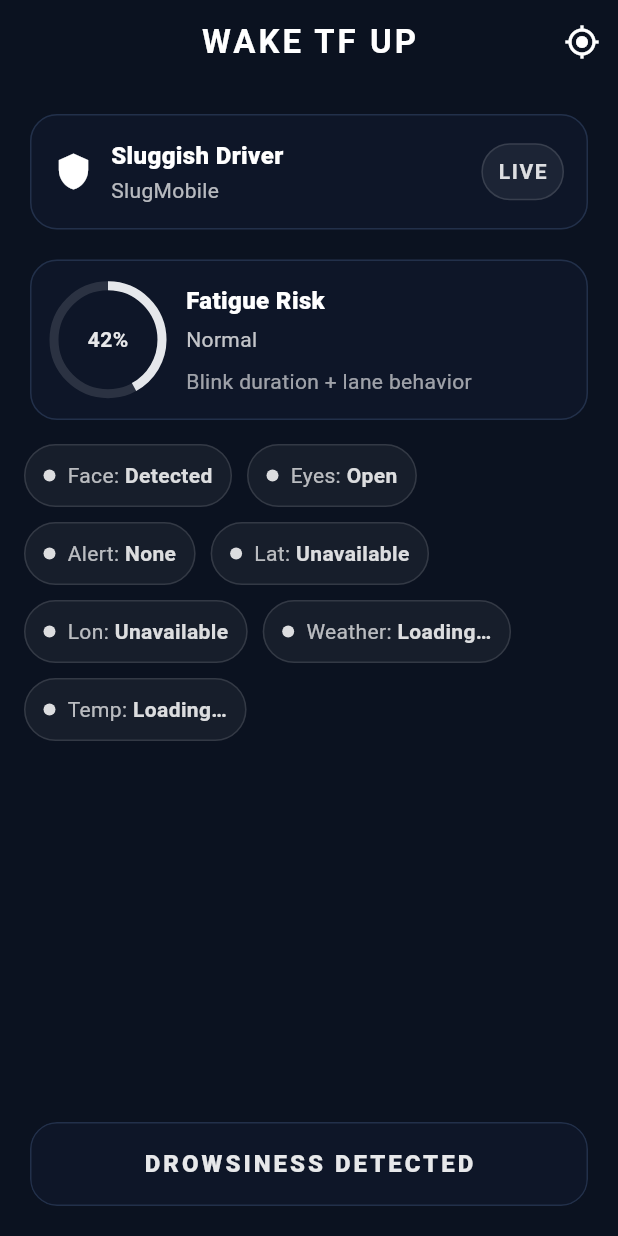
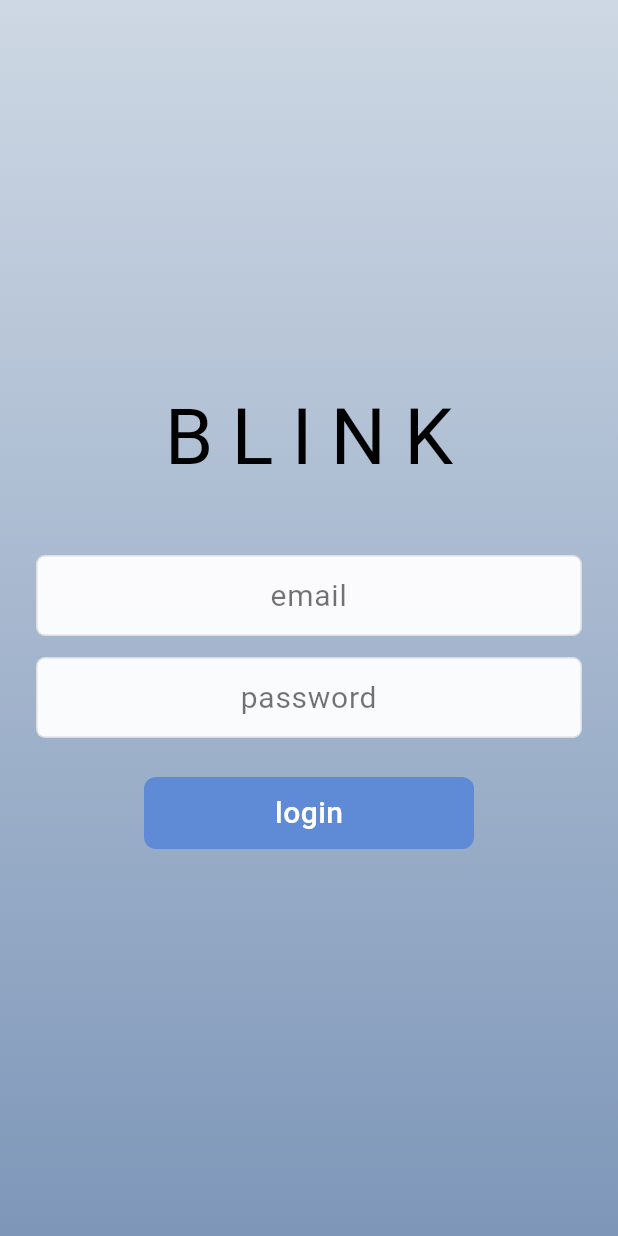
Before and after one commit to PJ-004/CSE123A-Group7-Project, a Flutter app: the screen it shows after launch, on a phone screen of 412 x 824 dp. Run offline on Flutter 3.47's test engine with Material 3 defaults, Android fonts, the phone set to English and light mode, and no system bars; our stand-ins replace geolocator, google_fonts, permission_handler; Roboto replaces fonts that are missing (Megrim).

Commit message:
add login screen and change up color scheme

```diff
--- a/frontend/drowsiness_guide/lib/app.dart
+++ b/frontend/drowsiness_guide/lib/app.dart
@@ -1,6 +1,7 @@
 import 'package:flutter/material.dart';
 import 'screens/live_monitor_screen.dart';
 import 'screens/drowsiness_detected_screen.dart';
+import 'screens/login_screen.dart';
 
 class DriverSafetyApp extends StatelessWidget {
   const DriverSafetyApp({super.key});
@@ -37,7 +38,8 @@ class DriverSafetyApp extends StatelessWidget {
         ),
       ),
       routes: {
-        '/': (context) => const LiveMonitorScreen(),
+        '/': (context) => const LoginScreen(),
+        '/dashboard': (context) => const LiveMonitorScreen(),
         '/drowsiness-detected': (context) => const DrowsinessDetectedScreen(),
       },
       initialRoute: '/',
--- a/frontend/drowsiness_guide/lib/screens/live_monitor_screen.dart
+++ b/frontend/drowsiness_guide/lib/screens/live_monitor_screen.dart
@@ -3,7 +3,15 @@ import 'package:geolocator/geolocator.dart';
 import '../services/weather_service.dart';
 import '../secrets.dart';
 
-Color _white(double opacity) => Colors.white.withAlpha((opacity * 255).round());
+
+Color _black(double opacity) => Colors.black.withAlpha((opacity * 255).round());
+
+const _accentBlue = Color(0xFF5E8AD6);
+const _bgTop = Color(0xFFCED8E4);
+const _bgBottom = Color(0xFF7E97B9);
+const _surface = Color(0xFFF7FAFF);
+const _border = Color(0x1A000000);
+
 
 class LiveMonitorScreen extends StatefulWidget {
   const LiveMonitorScreen({super.key});
@@ -16,6 +24,7 @@ class _LiveMonitorScreenState extends State<LiveMonitorScreen> {
   String? _latText;
   String? _lonText;
   String? _locErr;
+
   String? _weatherCondition;
   String? _tempText;
   String? _weatherErr;
@@ -27,8 +36,6 @@ class _LiveMonitorScreenState extends State<LiveMonitorScreen> {
     super.initState();
     _loadLocationOnce();
   }
-
-
 
   Future<void> _loadLocationOnce() async {
     try {
@@ -53,14 +60,13 @@ class _LiveMonitorScreenState extends State<LiveMonitorScreen> {
         _locErr = e.toString();
         _latText = null;
         _lonText = null;
-
         _weatherCondition = null;
         _tempText = null;
         _weatherErr = null;
+        _weatherLoading = false;
       });
     }
   }
-
 
   Future<void> _loadWeather(double lat, double lon) async {
     if (_weatherLoading) return;
@@ -92,42 +98,51 @@ class _LiveMonitorScreenState extends State<LiveMonitorScreen> {
     }
   }
 
-
-
-
   @override
   Widget build(BuildContext context) {
-
-    // ---- UI-only mock values (replace with real backend later) ----
-    const fatigueRisk = 42; // 0–100
-    const status = "Normal";
     const driverId = "Sluggish Driver";
     const vehicle = "SlugMobile";
+    const fatigueRisk = 42;
+    const status = "Normal";
 
     return Scaffold(
+      backgroundColor: _bgTop,
       appBar: AppBar(
+        backgroundColor: Colors.transparent,
+        elevation: 0,
+        centerTitle: true,
+        iconTheme: const IconThemeData(color: Colors.black),
         title: const Text(
-          'WAKE TF UP',
-          style: TextStyle(fontWeight: FontWeight.w600, letterSpacing: 2.0),
+          'blink',
+          style: TextStyle(
+            color: Colors.black,
+            fontWeight: FontWeight.w600,
+            letterSpacing: 2,
+          ),
         ),
         actions: [
           IconButton(
             onPressed: _loadLocationOnce,
-                icon: const Icon(Icons.my_location),
+            icon: const Icon(Icons.my_location, color: Colors.black),
           ),
         ],
       ),
-
-      body: Padding(
+      body: Container(
+        decoration: const BoxDecoration(
+          gradient: LinearGradient(
+            begin: Alignment.topCenter,
+            end: Alignment.bottomCenter,
+            colors: [_bgTop, _bgBottom],
+          ),
+        ),
+        child: Padding(
           padding: const EdgeInsets.all(16),
           child: ListView(
             children: [
               _HeaderCard(driverId: driverId, vehicle: vehicle),
               const SizedBox(height: 12),
-
               _RiskCard(value: fatigueRisk, label: status),
               const SizedBox(height: 12),
-
               Wrap(
                 spacing: 10,
                 runSpacing: 10,
@@ -153,27 +168,9 @@ class _LiveMonitorScreenState extends State<LiveMonitorScreen> {
                   ),
                 ],
               ),
-
-
-            const SizedBox(height: 12),
-
-            GridView.count(
-              shrinkWrap: true,
-              physics: const NeverScrollableScrollPhysics(),
-              crossAxisCount: 2,
-              crossAxisSpacing: 12,
-              mainAxisSpacing: 12,
-              childAspectRatio: 1.35,
-              children: const [
-                // _MetricCard(title: "Blink Rate", value: "18", unit: "blinks/min"),
-                // _MetricCard(title: "PERCLOS", value: "0.12", unit: "last 60s"),
-                // _MetricCard(title: "Lane Risk", value: "0.35", unit: "0–1"),
-                // _MetricCard(title: "Weather", value: "Clear", unit: "58°F"),
+              const SizedBox(height: 24),
             ],
           ),
-
-            const SizedBox(height: 20),
-          ],
         ),
       ),
       bottomNavigationBar: SafeArea(
@@ -181,21 +178,22 @@ class _LiveMonitorScreenState extends State<LiveMonitorScreen> {
         child: Padding(
           padding: const EdgeInsets.fromLTRB(16, 0, 16, 16),
           child: SizedBox(
-            height: 64,
-            child: Card(
-              clipBehavior: Clip.antiAlias,
+            height: 60,
+            child: Container(
+              decoration: BoxDecoration(
+                color: _accentBlue,
+                borderRadius: BorderRadius.circular(16),
+              ),
               child: InkWell(
-                onTap: () {
-                  Navigator.pushNamed(context, '/drowsiness-detected');
-                },
-                child: Center(
+                borderRadius: BorderRadius.circular(16),
+                onTap: () => Navigator.pushNamed(context, '/drowsiness-detected'),
+                child: const Center(
                   child: Text(
                     'DROWSINESS DETECTED',
                     style: TextStyle(
-                      fontSize: 16,
+                      color: Colors.white,
                       fontWeight: FontWeight.w800,
-                      letterSpacing: 2.0,
-                      color: _white(0.9),
+                      letterSpacing: 2,
                     ),
                   ),
                 ),
@@ -208,64 +206,70 @@ class _LiveMonitorScreenState extends State<LiveMonitorScreen> {
   }
 }
 
-//// ---------------------------------------------------------------------------
-//// Header Card
-//// ---------------------------------------------------------------------------
+// -------------------- Components --------------------
 
 class _HeaderCard extends StatelessWidget {
   final String driverId;
   final String vehicle;
 
-  const _HeaderCard({
-    required this.driverId,
-    required this.vehicle,
-  });
+  const _HeaderCard({required this.driverId, required this.vehicle});
 
   @override
   Widget build(BuildContext context) {
     return Card(
+      color: _surface,
+      elevation: 0,
+      shape: RoundedRectangleBorder(
+        borderRadius: BorderRadius.circular(18),
+        side: const BorderSide(color: _border),
+      ),
       child: Padding(
         padding: const EdgeInsets.all(16),
         child: Row(
           children: [
-            const Icon(Icons.shield, size: 26),
+            const Icon(Icons.shield, color: _accentBlue),
             const SizedBox(width: 12),
-
             Expanded(
               child: Column(
                 crossAxisAlignment: CrossAxisAlignment.start,
                 children: [
-                  Text(
-                    driverId,
-                    style: const TextStyle(
-                      fontSize: 16,
-                      fontWeight: FontWeight.w800,
+                  const Text(
+                    "Driver",
+                    style: TextStyle(
+                      color: Colors.black,
+                      fontSize: 12,
+                      fontWeight: FontWeight.w600,
+                      letterSpacing: 0.3,
                     ),
                   ),
                   const SizedBox(height: 2),
                   Text(
+                    driverId,
+                    style: const TextStyle(
+                      color: Colors.black,
+                      fontWeight: FontWeight.w700,
+                    ),
+                  ),
+                  const SizedBox(height: 6),
+                  Text(
                     vehicle,
-                    style: TextStyle(
-                      color: _white(0.7),
-                    ),
+                    style: TextStyle(color: _black(0.6)),
                   ),
                 ],
               ),
             ),
-
             Container(
-              padding: const EdgeInsets.symmetric(horizontal: 10, vertical: 8),
+              padding: const EdgeInsets.symmetric(horizontal: 10, vertical: 6),
               decoration: BoxDecoration(
-                color: _white(0.06),
+                color: _accentBlue.withOpacity(0.12),
                 borderRadius: BorderRadius.circular(999),
-                border: Border.all(color: _white(0.12)),
               ),
-              child: Text(
+              child: const Text(
                 "LIVE",
                 style: TextStyle(
-                  letterSpacing: 1.1,
+                  color: _accentBlue,
                   fontWeight: FontWeight.w700,
-                  color: _white(0.85),
+                  letterSpacing: 1,
                 ),
               ),
             ),
@@ -276,24 +280,23 @@ class _HeaderCard extends StatelessWidget {
   }
 }
 
-//// ---------------------------------------------------------------------------
-//// Fatigue Risk Card
-//// ---------------------------------------------------------------------------
-
 class _RiskCard extends StatelessWidget {
   final int value;
   final String label;
 
-  const _RiskCard({
-    required this.value,
-    required this.label,
-  });
+  const _RiskCard({required this.value, required this.label});
 
   @override
   Widget build(BuildContext context) {
     final v = value.clamp(0, 100);
 
     return Card(
+      color: _surface,
+      elevation: 0,
+      shape: RoundedRectangleBorder(
+        borderRadius: BorderRadius.circular(18),
+        side: const BorderSide(color: _border),
+      ),
       child: Padding(
         padding: const EdgeInsets.all(16),
         child: Row(
@@ -307,23 +310,22 @@ class _RiskCard extends StatelessWidget {
                   CircularProgressIndicator(
                     value: v / 100.0,
                     strokeWidth: 6,
-                    backgroundColor: Colors.white12,
+                    color: _accentBlue,
+                    backgroundColor: _black(0.08),
                   ),
                   Center(
                     child: Text(
                       "$v%",
                       style: TextStyle(
+                        color: _black(0.8),
                         fontWeight: FontWeight.w700,
-                        color: _white(0.9),
                       ),
                     ),
                   ),
                 ],
               ),
             ),
-
             const SizedBox(width: 16),
-
             Expanded(
               child: Column(
                 crossAxisAlignment: CrossAxisAlignment.start,
@@ -331,23 +333,16 @@ class _RiskCard extends StatelessWidget {
                   const Text(
                     "Fatigue Risk",
                     style: TextStyle(
-                      fontSize: 16,
-                      fontWeight: FontWeight.w800,
+                      color: Colors.black,
+                      fontWeight: FontWeight.w700,
                     ),
                   ),
                   const SizedBox(height: 4),
-                  Text(
-                    label,
-                    style: TextStyle(
-                      color: _white(0.75),
-                    ),
-                  ),
+                  Text(label, style: TextStyle(color: _black(0.65))),
                   const SizedBox(height: 8),
                   Text(
                     "Blink duration + lane behavior",
-                    style: TextStyle(
-                      color: _white(0.6),
-                    ),
+                    style: TextStyle(color: _black(0.5)),
                   ),
                 ],
               ),
@@ -359,91 +354,20 @@ class _RiskCard extends StatelessWidget {
   }
 }
 
-//// ---------------------------------------------------------------------------
-//// Metric Card
-//// ---------------------------------------------------------------------------
-
-// ignore: unused_element
-class _MetricCard extends StatelessWidget {
-  final String title;
-  final String value;
-  final String unit;
-
-  const _MetricCard({
-    required this.title,
-    required this.value,
-    required this.unit,
-  });
-
-  @override
-  Widget build(BuildContext context) {
-    return Card(
-      child: Padding(
-        padding: const EdgeInsets.all(14),
-        child: Column(
-          crossAxisAlignment: CrossAxisAlignment.start,
-          children: [
-            Text(
-              title,
-              style: TextStyle(
-                color: _white(0.7),
-              ),
-            ),
-
-            const Spacer(),
-
-            Row(
-              crossAxisAlignment: CrossAxisAlignment.end,
-              children: [
-                Text(
-                  value,
-                  style: const TextStyle(
-                    fontSize: 24,
-                    fontWeight: FontWeight.w800,
-                  ),
-                ),
-                const SizedBox(width: 8),
-                Padding(
-                  padding: const EdgeInsets.only(bottom: 3),
-                  child: Text(
-                    unit,
-                    style: TextStyle(
-                      color: _white(0.6),
-                    ),
-                  ),
-                ),
-              ],
-            ),
-          ],
-        ),
-      ),
-    );
-  }
-}
-
-// pill shaped status indicators
-
 class _StatusChip extends StatelessWidget {
   final String label;
   final String value;
 
-  const _StatusChip({
-    required this.label,
-    required this.value,
-  });
+  const _StatusChip({required this.label, required this.value});
 
   @override
   Widget build(BuildContext context) {
-    final bg = _white(0.05);
-    final border = _white(0.12);
-    final fg = _white(0.85);
-
     return Container(
       padding: const EdgeInsets.symmetric(horizontal: 12, vertical: 10),
       decoration: BoxDecoration(
-        color: bg,
+        color: _surface,
         borderRadius: BorderRadius.circular(999),
-        border: Border.all(color: border),
+        border: Border.all(color: _border), // <-- not const (works across SDKs)
       ),
       child: Row(
         mainAxisSize: MainAxisSize.min,
@@ -451,16 +375,19 @@ class _StatusChip extends StatelessWidget {
           Container(
             width: 8,
             height: 8,
-            decoration: BoxDecoration(color: fg, shape: BoxShape.circle),
+            decoration: const BoxDecoration(
+              color: _accentBlue,
+              shape: BoxShape.circle,
+            ),
           ),
           const SizedBox(width: 8),
-          Text(
-            "$label: ",
-            style: TextStyle(color: _white(0.7)),
-          ),
+          Text("$label: ", style: TextStyle(color: _black(0.55))),
           Text(
             value,
-            style: TextStyle(color: fg, fontWeight: FontWeight.w700),
+            style: TextStyle(
+              color: _black(0.8),
+              fontWeight: FontWeight.w700,
+            ),
           ),
         ],
       ),
--- /dev/null
+++ b/frontend/drowsiness_guide/lib/screens/login_screen.dart
@@ -0,0 +1,187 @@
+import 'package:flutter/material.dart';
+import 'live_monitor_screen.dart';
+import 'package:google_fonts/google_fonts.dart';
+
+class LoginScreen extends StatefulWidget {
+  const LoginScreen({super.key});
+
+  @override
+  State<LoginScreen> createState() => _LoginScreenState();
+}
+
+class _LoginScreenState extends State<LoginScreen> {
+  final _emailCtrl = TextEditingController();
+  final _passCtrl = TextEditingController();
+
+  final String _validEmail = "admin@blink.ai";
+  final String _validPassword = "blink123";
+
+  String? _errorText;
+
+  @override
+  void dispose() {
+    _emailCtrl.dispose();
+    _passCtrl.dispose();
+    super.dispose();
+  }
+
+  void _attemptLogin() {
+    final email = _emailCtrl.text.trim();
+    final password = _passCtrl.text.trim();
+
+    if (email == _validEmail && password == _validPassword) {
+        Navigator.pushReplacementNamed(context, '/dashboard');
+    } else {
+        setState(() {
+        _errorText = "Invalid username or password";
+        });
+    }
+  }
+
+  @override
+  Widget build(BuildContext context) {
+    final bgTop = const Color(0xFFCED8E4);   // light blue/gray like your mock
+    final bgBottom = const Color(0xFF7E97B9);
+
+    return Scaffold(
+      body: Container(
+        width: double.infinity,
+        height: double.infinity,
+        decoration: BoxDecoration(
+          gradient: LinearGradient(
+            begin: Alignment.topCenter,
+            end: Alignment.bottomCenter,
+            colors: [bgTop, bgBottom],
+          ),
+        ),
+        child: SafeArea(
+          child: Center(
+            child: ConstrainedBox(
+              constraints: const BoxConstraints(maxWidth: 420),
+              child: Padding(
+                padding: const EdgeInsets.symmetric(horizontal: 24),
+                child: Column(
+                  mainAxisAlignment: MainAxisAlignment.center,
+                  children: [
+                    const SizedBox(height: 10),
+
+                    // Title
+                    Text(
+                        "BLINK",
+                        style: GoogleFonts.megrim(
+                            fontSize: 52,
+                            letterSpacing: 12,   // important for Megrim
+                            color: Colors.black,
+                        ),
+                    ),
+
+                    const SizedBox(height: 42),
+
+                    // Email field
+                    _FlatField(
+                      controller: _emailCtrl,
+                      hint: "email",
+                      obscure: false,
+                    ),
+                    const SizedBox(height: 14),
+
+                    // Password field
+                    _FlatField(
+                      controller: _passCtrl,
+                      hint: "password",
+                      obscure: true,
+                    ),
+
+                    const SizedBox(height: 26),
+
+                    // Login button
+                    SizedBox(
+                      width: 220,
+                      height: 48,
+                      child: FilledButton(
+                        style: FilledButton.styleFrom(
+                          backgroundColor: const Color(0xFF5E8AD6), // blue button
+                          foregroundColor: Colors.white,
+                          shape: RoundedRectangleBorder(
+                            borderRadius: BorderRadius.circular(8),
+                          ),
+                        ),
+                        onPressed: _attemptLogin,
+                        child: const Text(
+                          "login",
+                          style: TextStyle(
+                            fontSize: 20,
+                            fontWeight: FontWeight.w500,
+                            letterSpacing: 0.3,
+                          ),
+                        ),
+                      ),
+                    ),
+
+                    const SizedBox(height: 14),
+
+                    if (_errorText != null)
+                        Padding(
+                            padding: const EdgeInsets.only(top: 12),
+                            child: Text(
+                            _errorText!,
+                            style: const TextStyle(
+                                color: Colors.red,
+                                fontSize: 14,
+                            ),
+                            ),
+                        )
+                  ],
+                ),
+              ),
+            ),
+          ),
+        ),
+      ),
+    );
+  }
+}
+
+class _FlatField extends StatelessWidget {
+  final TextEditingController controller;
+  final String hint;
+  final bool obscure;
+
+  const _FlatField({
+    required this.controller,
+    required this.hint,
+    required this.obscure,
+  });
+
+  @override
+  Widget build(BuildContext context) {
+    return SizedBox(
+      height: 54,
+      child: TextField(
+        controller: controller,
+        obscureText: obscure,
+        textAlign: TextAlign.center,
+        style: const TextStyle(color: Colors.black, fontSize: 20),
+        decoration: InputDecoration(
+          hintText: hint,
+          hintStyle: TextStyle(color: Colors.black.withOpacity(0.55)),
+          filled: true,
+          fillColor: Colors.white.withOpacity(0.95),
+          border: OutlineInputBorder(
+            borderRadius: BorderRadius.circular(6),
+            borderSide: BorderSide(color: Colors.black.withOpacity(0.12)),
+          ),
+          enabledBorder: OutlineInputBorder(
+            borderRadius: BorderRadius.circular(6),
+            borderSide: BorderSide(color: Colors.black.withOpacity(0.12)),
+          ),
+          focusedBorder: OutlineInputBorder(
+            borderRadius: BorderRadius.circular(6),
+            borderSide: BorderSide(color: Colors.black.withOpacity(0.25)),
+          ),
+          contentPadding: const EdgeInsets.symmetric(horizontal: 14, vertical: 12),
+        ),
+      ),
+    );
+  }
+}
--- a/frontend/drowsiness_guide/pubspec.yaml
+++ b/frontend/drowsiness_guide/pubspec.yaml
@@ -11,6 +11,9 @@ dependencies:
     sdk: flutter
   geolocator: ^14.0.2
   google_maps_flutter: ^2.14.0
+  http: ^1.2.0
+  url_launcher: ^6.3.2
+  google_fonts: ^6.2.1
 
 dev_dependencies:
   flutter_test:
```
Lines whose indentation alone changed are shown as unchanged.
